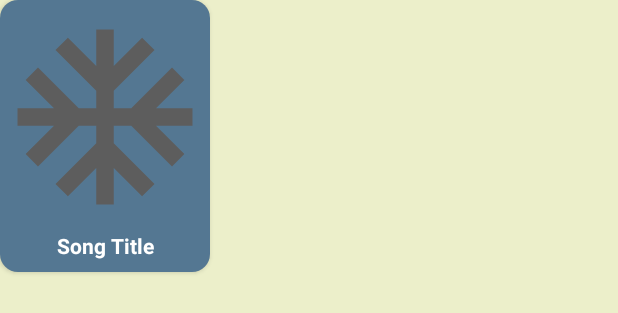
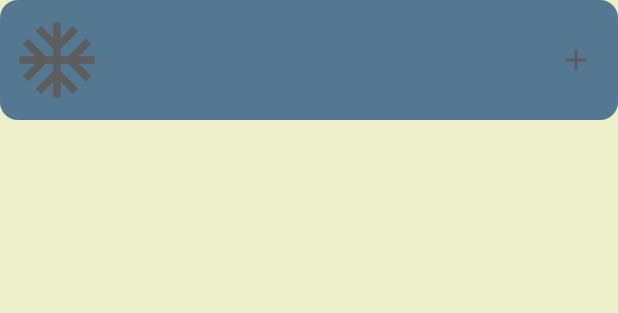
Before and after one commit to anosha2001/MusicPlayerApp, an Android app: the layout song_card.xml on its own in the app's theme, with its tools: preview values and no code run, on a phone screen of 412 x 824 dp. Shown: the top 313 px of the screen. Run offline under Robolectric (Android 15) with nearby library versions, the light colour scheme and no system bars.

Commit message:
implemented firebase song table and media player

```diff
--- a/app/build.gradle.kts
+++ b/app/build.gradle.kts
@@ -43,5 +43,6 @@ dependencies {
     testImplementation(libs.junit)
     androidTestImplementation(libs.ext.junit)
     androidTestImplementation(libs.espresso.core)
+    implementation("com.github.bumptech.glide:glide:4.16.0")
 
     }
--- /dev/null
+++ b/app/src/main/res/drawable/ic_heart_filled.xml
@@ -0,0 +1,5 @@
+<vector xmlns:android="http://schemas.android.com/apk/res/android" android:height="24dp" android:tint="#5D5D5D" android:viewportHeight="24" android:viewportWidth="24" android:width="24dp">
+
+    <path android:fillColor="@android:color/white" android:pathData="M19,9l1.25,-2.75L23,5l-2.75,-1.25L19,1l-1.25,2.75L15,5l2.75,1.25L19,9zM11.5,9.5L9,4 6.5,9.5 1,12l5.5,2.5L9,20l2.5,-5.5L17,12l-5.5,-2.5zM19,15l-1.25,2.75L15,19l2.75,1.25L19,23l1.25,-2.75L23,19l-2.75,-1.25L19,15z"/>
+
+</vector>
--- /dev/null
+++ b/app/src/main/res/drawable/ic_heart_outline.xml
@@ -0,0 +1,5 @@
+<vector xmlns:android="http://schemas.android.com/apk/res/android" android:height="24dp" android:tint="#5D5D5D" android:viewportHeight="24" android:viewportWidth="24" android:width="24dp">
+
+    <path android:fillColor="@android:color/white" android:pathData="M19,13h-6v6h-2v-6H5v-2h6V5h2v6h6v2z"/>
+
+</vector>
--- a/app/src/main/res/layout/song_card.xml
+++ b/app/src/main/res/layout/song_card.xml
@@ -1,34 +1,84 @@
 <?xml version="1.0" encoding="utf-8"?>
-<LinearLayout xmlns:android="http://schemas.android.com/apk/res/android"
-    android:layout_width="140dp"
-    android:layout_height="wrap_content"
-    android:orientation="vertical"
-    android:padding="8dp"
-    android:layout_marginEnd="12dp"
+<!--<LinearLayout xmlns:android="http://schemas.android.com/apk/res/android"-->
+<!--    android:layout_width="match_parent"-->
+<!--    android:layout_height="wrap_content"-->
+<!--    android:orientation="horizontal"-->
+<!--    android:padding="10dp"-->
+<!--    android:background="@drawable/song_card_bg"-->
+<!--    android:elevation="2dp">-->
+
+<!--    <ImageView-->
+<!--        android:id="@+id/imageThumbnail"-->
+<!--        android:layout_width="60dp"-->
+<!--        android:layout_height="60dp"-->
+<!--        android:scaleType="centerCrop"-->
+<!--        android:src="@drawable/ic_music_placeholder" />-->
+
+<!--    <LinearLayout-->
+<!--        android:orientation="vertical"-->
+<!--        android:layout_marginStart="10dp"-->
+<!--        android:layout_width="wrap_content"-->
+<!--        android:layout_height="wrap_content">-->
+
+<!--        <TextView-->
+<!--            android:id="@+id/textSongName"-->
+<!--            android:textSize="16sp"-->
+<!--            android:textStyle="bold"-->
+<!--            android:layout_width="wrap_content"-->
+<!--            android:layout_height="wrap_content"/>-->
+
+<!--        <TextView-->
+<!--            android:id="@+id/textArtistName"-->
+<!--            android:textSize="14sp"-->
+<!--            android:layout_width="wrap_content"-->
+<!--            android:layout_height="wrap_content"/>-->
+<!--    </LinearLayout>-->
+
+<!--</LinearLayout>-->
+
+
+<RelativeLayout xmlns:android="http://schemas.android.com/apk/res/android"
+    android:layout_width="match_parent"
+    android:layout_height="80dp"
     android:background="@drawable/song_card_bg"
-    android:elevation="2dp">
+    android:padding="8dp">
 
-    <!-- Album Art / Song Image -->
     <ImageView
-        android:id="@+id/songImage"
-        android:layout_width="match_parent"
-        android:layout_height="140dp"
+        android:id="@+id/ivThumbnail"
+        android:layout_width="60dp"
+        android:layout_height="60dp"
         android:scaleType="centerCrop"
         android:src="@drawable/ic_music_placeholder"
-        android:contentDescription="Song Image" />
+        android:layout_alignParentStart="true"
+        android:layout_centerVertical="true" />
 
-    <!-- Song Title -->
-    <TextView
-        android:id="@+id/songTitle"
-        android:layout_width="match_parent"
+    <LinearLayout
+        android:layout_toEndOf="@id/ivThumbnail"
+        android:layout_width="wrap_content"
         android:layout_height="wrap_content"
-        android:text="Song Title"
-        android:textColor="#FFFFFF"
-        android:gravity="center"
-        android:textSize="14sp"
-        android:textStyle="bold"
-        android:maxLines="2"
-        android:ellipsize="end"
-        android:layout_marginTop="6dp" />
+        android:layout_marginStart="10dp"
+        android:orientation="vertical">
 
-</LinearLayout>
+        <TextView
+            android:id="@+id/tvSongName"
+            android:textStyle="bold"
+            android:textSize="16sp"
+            android:layout_width="wrap_content"
+            android:layout_height="wrap_content"/>
+
+        <TextView
+            android:id="@+id/tvArtistName"
+            android:textSize="14sp"
+            android:layout_width="wrap_content"
+            android:layout_height="wrap_content"/>
+    </LinearLayout>
+
+    <ImageView
+        android:id="@+id/ivLike"
+        android:layout_width="24dp"
+        android:layout_height="24dp"
+        android:layout_alignParentEnd="true"
+        android:layout_centerVertical="true"
+        android:layout_marginEnd="8dp"
+        android:src="@drawable/ic_heart_outline" />
+</RelativeLayout>
```
Also changed, not shown: app/src/main/AndroidManifest.xml (+6 -3 lines), app/src/main/java/com/example/musicplayer/Home.java (+130 -9 lines), app/src/main/java/com/example/musicplayer/Player.java (added, +93 -0 lines), app/src/main/java/com/example/musicplayer/Song.java (added, +59 -0 lines), app/src/main/java/com/example/musicplayer/SongAdapter.java (added, +93 -0 lines), app/src/main/res/layout/activity_player.xml (added, +48 -0 lines), app/src/main/res/layout/fragment_home.xml (+100 -44 lines).
